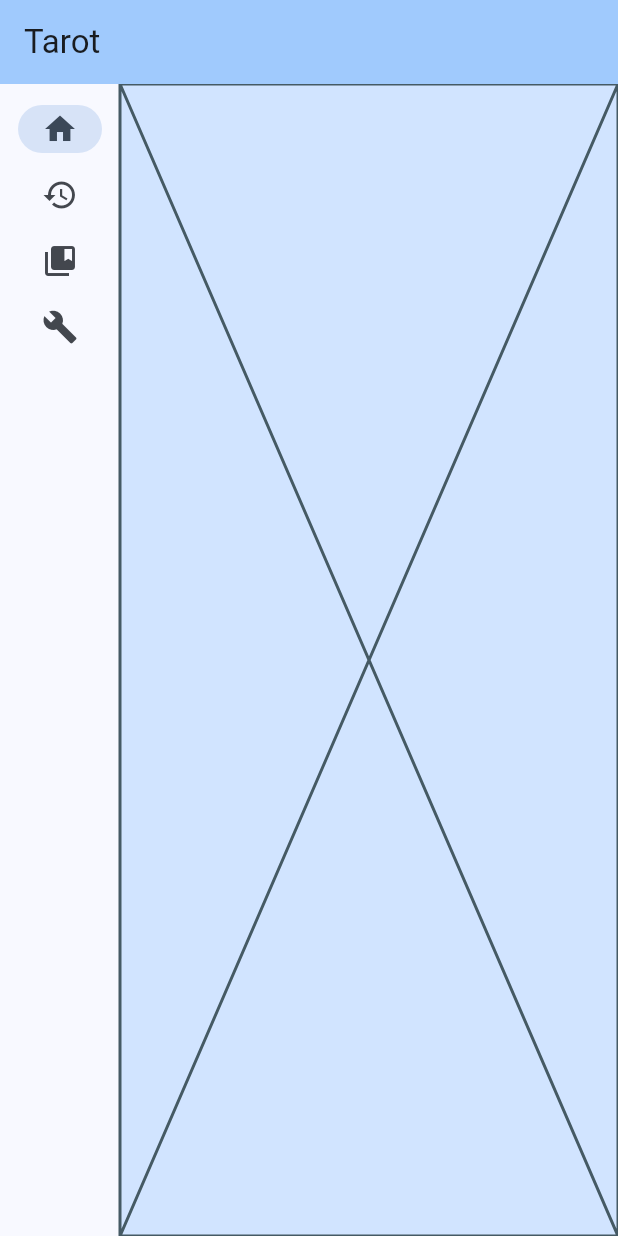
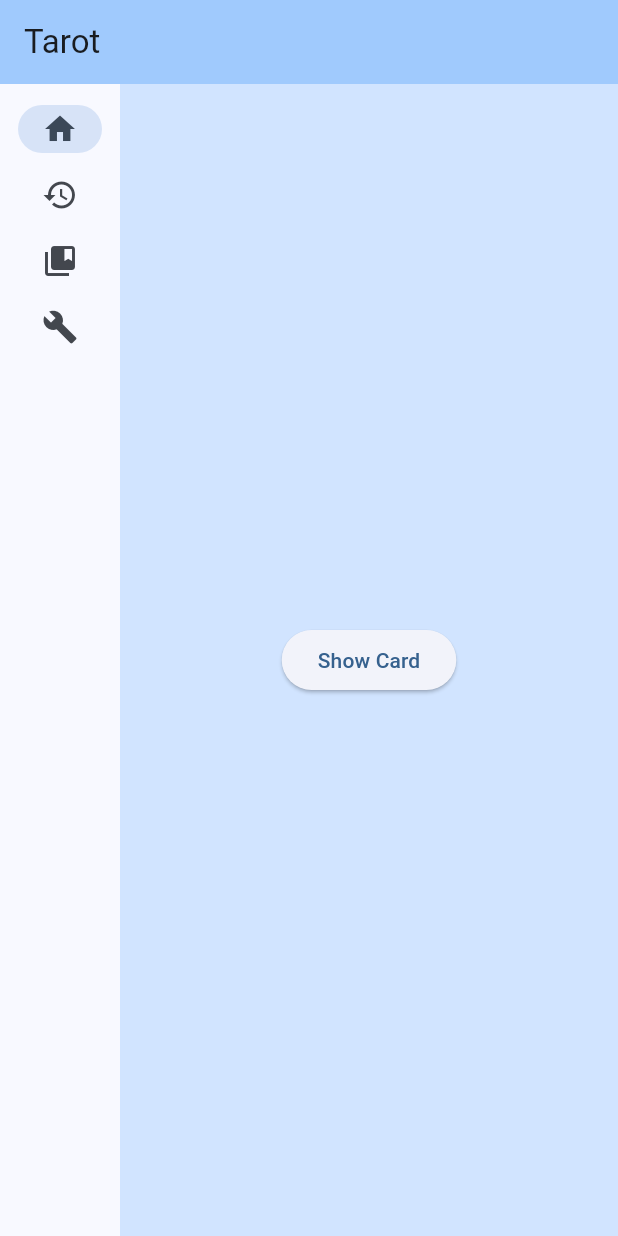
Before and after one commit to TiborMaron/Tarot, a Flutter app: the screen it shows after launch, on a phone screen of 412 x 824 dp. Run offline on Flutter 3.47's test engine with Material 3 defaults, Android fonts, the phone set to English and light mode, and no system bars.

Commit message:
Added Draw Card as home page with basic functionality

```diff
--- a/lib/main.dart
+++ b/lib/main.dart
@@ -33,7 +33,7 @@ class _HomePageState extends State<HomePage> {
   int selectedIndex = 0;
 
   final List<Widget> pages = [
-    Placeholder(),
+    DrawCard(),
     Placeholder(),
     Placeholder(),
     const TestPage(),
@@ -57,7 +57,7 @@ class _HomePageState extends State<HomePage> {
                   destinations: const [
                     NavigationRailDestination(
                       icon: Icon(Icons.home),
-                      label: Text('Home'),
+                      label: Text('Draw Card'),
                     ),
                     NavigationRailDestination(
                       icon: Icon(Icons.history),
@@ -137,3 +137,52 @@ class _TestPageState extends State<TestPage> {
     );
   }
 }
+
+class DrawCard extends StatefulWidget {
+  const DrawCard({super.key});
+
+  @override
+  DrawCardState createState() => DrawCardState();
+}
+
+class DrawCardState extends State<DrawCard> {
+  bool _showImage = false;
+
+  void _toggleImage() {
+    setState(() {
+      _showImage = !_showImage;
+    });
+  }
+
+  @override
+  Widget build(BuildContext context) {
+    return Scaffold(
+      backgroundColor: const Color.fromARGB(0, 0, 0, 150),
+      body: Stack(
+        children: [
+          Center(
+            child: ElevatedButton.icon(
+              onPressed: _toggleImage,
+              label: const Text('Show Card'),
+            ),
+          ),
+          if (_showImage)
+            GestureDetector(
+              onTap: _toggleImage,
+              child: Container(
+                alignment: Alignment.center,
+                child: ClipRRect(
+                  borderRadius: BorderRadius.circular(16.0),
+                  child: Image.asset(
+                    'assets/cards/the_tower.webp',
+                    height: MediaQuery.of(context).size.height * 0.8,
+                    fit: BoxFit.fitHeight,
+                ),
+              ),
+            ),
+          ),
+        ],
+      ),
+    );
+  }
+}
--- a/pubspec.yaml
+++ b/pubspec.yaml
@@ -56,10 +56,8 @@ flutter:
   # the material Icons class.
   uses-material-design: true
 
-  # To add assets to your application, add an assets section, like this:
-  # assets:
-  #   - images/a_dot_burr.jpeg
-  #   - images/a_dot_ham.jpeg
+  assets:
+    - assets/cards/the_tower.webp
 
   # An image asset can refer to one or more resolution-specific "variants", see
   # https://flutter.dev/to/resolution-aware-images
```
Also changed, not shown: assets/cards/the_tower.webp (added).
